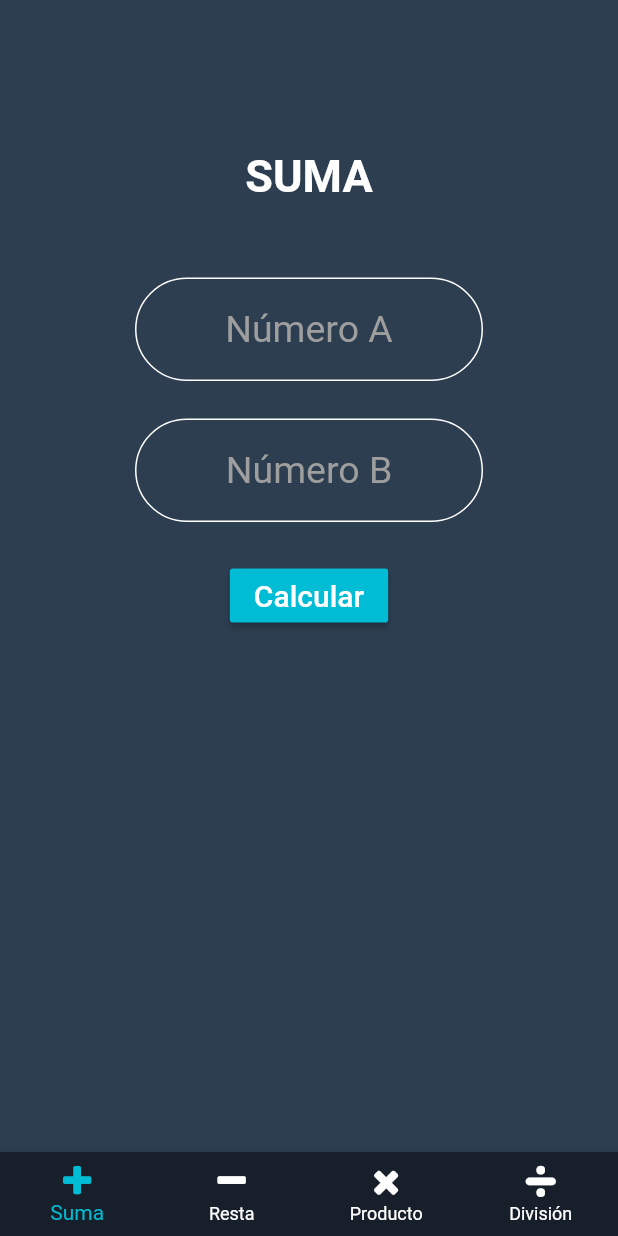
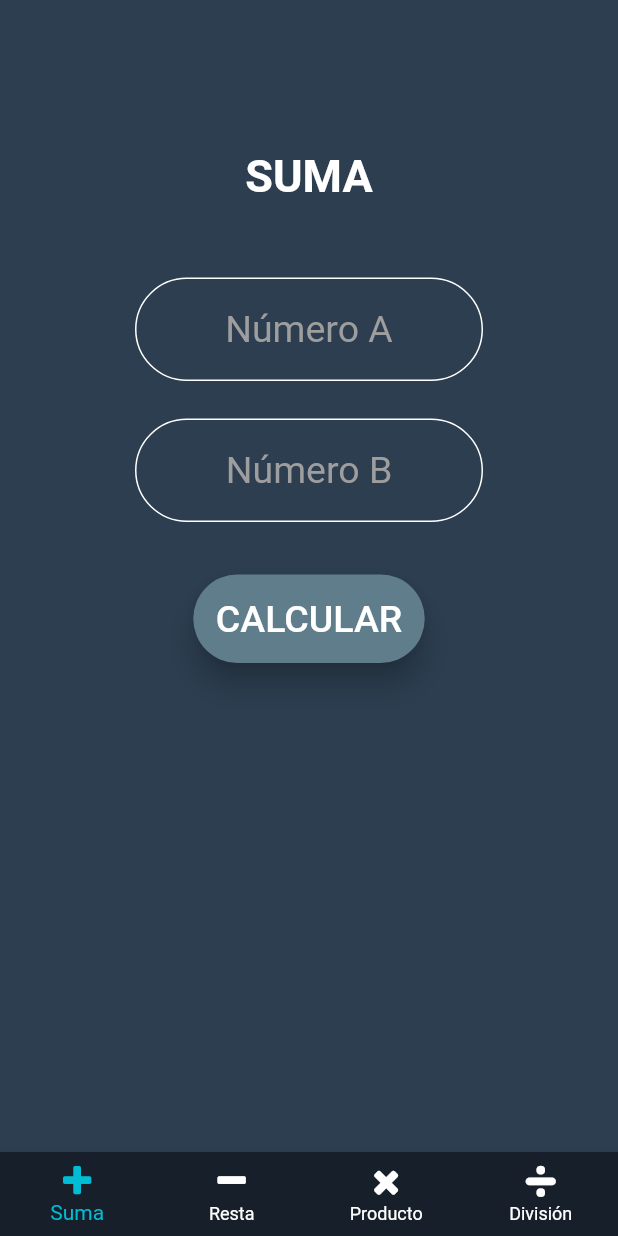
Before and after one commit to robert-barahona/Operaciones, a Flutter app: the screen it shows after launch, on a phone screen of 412 x 824 dp. Run offline on Flutter 3.47's test engine with Material 2 defaults, Android fonts, the phone set to English and light mode, and no system bars.

Commit message:
Custom of Calculate Button

```diff
--- a/lib/input_number.dart
+++ b/lib/input_number.dart
@@ -20,11 +20,11 @@ class InputNumber extends StatelessWidget {
         keyboardType: TextInputType.number,
         decoration: InputDecoration(
           enabledBorder: OutlineInputBorder(
-            borderRadius: BorderRadius.all(Radius.circular(50)),
+            borderRadius: BorderRadius.all(Radius.circular(40)),
             borderSide: BorderSide(color: Colors.white),
           ),
           focusedBorder: OutlineInputBorder(
-            borderRadius: BorderRadius.all(Radius.circular(50)),
+            borderRadius: BorderRadius.all(Radius.circular(40)),
             borderSide: BorderSide(color: Colors.cyan),
           ),
           hintText: txt,
--- a/lib/main.dart
+++ b/lib/main.dart
@@ -54,13 +54,21 @@ class _MyAppState extends State<MyApp> {
                 InputNumber(txt: 'Número A', number: _number1),
                 InputNumber(txt: 'Número B', number: _number2),
                 Container(
+                  padding: EdgeInsets.only(top: 10),
                   child: RaisedButton(
-                    color: Colors.cyan,
-                    highlightColor: Colors.cyan[100],
+                    shape: RoundedRectangleBorder(
+                      borderRadius: BorderRadius.circular(30),
+                    ),
+                    elevation: 8,
+                    highlightElevation: 4,
+                    splashColor: Colors.blue,
+                    padding: EdgeInsets.all(15),
+                    color: Colors.blueGrey,
+                    highlightColor: Colors.cyan,
                     onPressed: calculateOperation,
                     child: Text(
-                      'Calcular',
-                      style: TextStyle(color: Colors.white, fontSize: 20),
+                      'CALCULAR',
+                      style: TextStyle(color: Colors.white, fontSize: 25),
                     ),
                   ),
                 )
```
